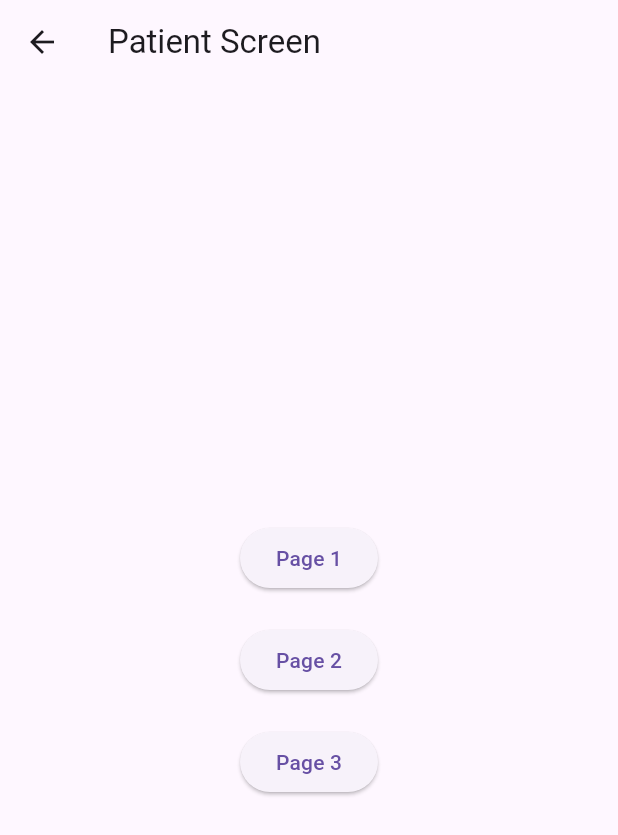
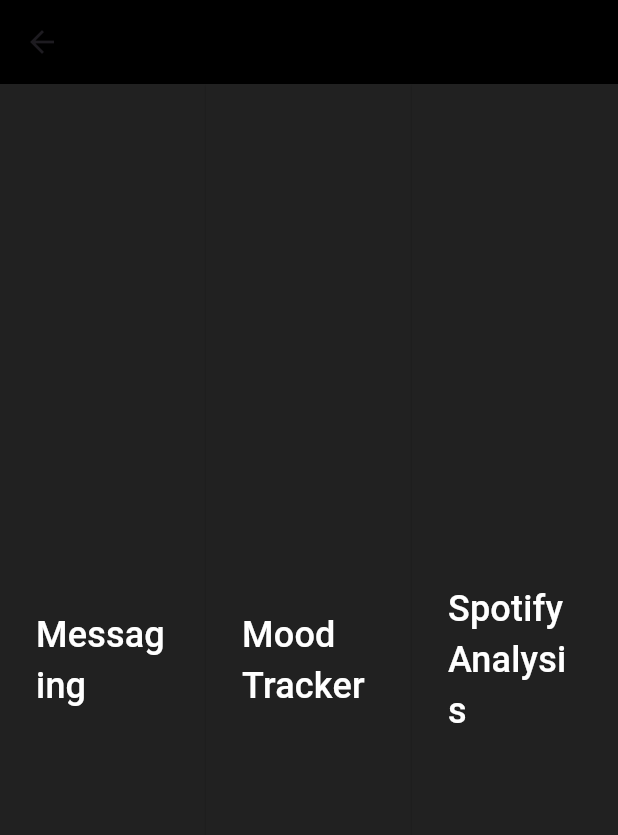
Before and after one commit to muktachanda/moodsync, a Flutter app: the screen it shows after launch, after a tap on "Patient", on a phone screen of 412 x 824 dp. Shown: the top 835 px of the screen. Run offline on Flutter 3.47's test engine with Material 3 defaults, Android fonts, the phone set to English and light mode, and no system bars; our stand-ins replace fl_chart, flutter_bloc, pie_chart.

Commit message:
changed button ui

```diff
--- a/lib/homepage.dart
+++ b/lib/homepage.dart
@@ -1,3 +1,54 @@
+// import 'package:flutter/material.dart';
+//
+// class HomePage extends StatelessWidget {
+//   @override
+//   Widget build(BuildContext context) {
+//     return Scaffold(
+//       appBar: AppBar(
+//         title: Text('Choose User Type'),
+//       ),
+//       body: Container(
+//         padding: EdgeInsets.all(20.0),
+//         child: Column(
+//           mainAxisAlignment: MainAxisAlignment.center,
+//           crossAxisAlignment: CrossAxisAlignment.stretch,
+//           children: <Widget>[
+//             Expanded(
+//               child: ElevatedButton(
+//                 onPressed: () {
+//                   Navigator.pushNamed(context, '/therapist_dashboard');
+//                 },
+//                 style: ElevatedButton.styleFrom(
+//                   padding: EdgeInsets.symmetric(vertical: 40.0),
+//                 ),
+//                 child: const Text(
+//                   'Therapist',
+//                   style: TextStyle(fontSize: 20.0),
+//                 ),
+//               ),
+//             ),
+//             SizedBox(height: 20.0),
+//             Expanded(
+//               child: ElevatedButton(
+//                 onPressed: () {
+//                   Navigator.pushNamed(context, '/patient_screen');
+//                 },
+//                 style: ElevatedButton.styleFrom(
+//                   padding: EdgeInsets.symmetric(vertical: 40.0),
+//                 ),
+//                 child: Text(
+//                   'Patient',
+//                   style: TextStyle(fontSize: 20.0),
+//                 ),
+//               ),
+//             ),
+//           ],
+//         ),
+//       ),
+//     );
+//   }
+// }
+
 import 'package:flutter/material.dart';
 
 class HomePage extends StatelessWidget {
@@ -7,6 +58,7 @@
       appBar: AppBar(
         title: Text('Choose User Type'),
       ),
+      backgroundColor: Colors.black, // Set body background color to black
       body: Container(
         padding: EdgeInsets.all(20.0),
         child: Column(
@@ -14,31 +66,57 @@
           crossAxisAlignment: CrossAxisAlignment.stretch,
           children: <Widget>[
             Expanded(
+              child: SizedBox(
+                height: 1000, // Set the height of the button
                 child: ElevatedButton(
                   onPressed: () {
                     Navigator.pushNamed(context, '/therapist_dashboard');
                   },
-                style: ElevatedButton.styleFrom(
-                  padding: EdgeInsets.symmetric(vertical: 40.0),
-                ),
                   child: const Text(
                     'Therapist',
-                  style: TextStyle(fontSize: 20.0),
+                    style: TextStyle(fontSize: 24.0), // Set text size to 24
+                  ),
+                  style: ButtonStyle(
+                    shape: MaterialStateProperty.all<RoundedRectangleBorder>(
+                      RoundedRectangleBorder(
+                        borderRadius: BorderRadius.zero, // No border radius
+                      ),
+                    ),
+                    backgroundColor: MaterialStateProperty.all<Color>(
+                      Colors.grey[900]!, // Set button background color to dark grey
+                    ),
+                    foregroundColor: MaterialStateProperty.all<Color>(
+                      Colors.white, // Set button text color to white
+                    ),
+                  ),
                 ),
               ),
             ),
             SizedBox(height: 20.0),
             Expanded(
+              child: SizedBox(
+                height: 1000, // Set the height of the button
                 child: ElevatedButton(
                   onPressed: () {
                     Navigator.pushNamed(context, '/patient_screen');
                   },
-                style: ElevatedButton.styleFrom(
-                  padding: EdgeInsets.symmetric(vertical: 40.0),
-                ),
                   child: Text(
                     'Patient',
-                  style: TextStyle(fontSize: 20.0),
+                    style: TextStyle(fontSize: 24.0), // Set text size to 24
+                  ),
+                  style: ButtonStyle(
+                    shape: MaterialStateProperty.all<RoundedRectangleBorder>(
+                      RoundedRectangleBorder(
+                        borderRadius: BorderRadius.zero, // No border radius
+                      ),
+                    ),
+                    backgroundColor: MaterialStateProperty.all<Color>(
+                      Colors.grey[900]!, // Set button background color to dark grey
+                    ),
+                    foregroundColor: MaterialStateProperty.all<Color>(
+                      Colors.white, // Set button text color to white
+                    ),
+                  ),
                 ),
               ),
             ),
--- a/lib/patient/patient_screen.dart
+++ b/lib/patient/patient_screen.dart
@@ -1,42 +1,100 @@
 import 'package:flutter/material.dart';
 
 class PatientScreen extends StatelessWidget {
-  const PatientScreen({super.key});
-
   @override
   Widget build(BuildContext context) {
     return Scaffold(
       appBar: AppBar(
-        title: Text('Patient Screen'),
+        backgroundColor: Colors.black, // Set app bar background color to black
+        // title: Text('Patient Screen'),
       ),
-      body: Center(
-        child: Column(
-          mainAxisAlignment: MainAxisAlignment.center,
+      backgroundColor: Colors.black, // Set body background color to black
+      body: Row(
+        mainAxisAlignment: MainAxisAlignment.spaceEvenly,
         children: <Widget>[
-            ElevatedButton(
+          Expanded(
+            child: SizedBox(
+              height: 1000, // Set the height of the button
+              child: ElevatedButton(
                 onPressed: () {
                   Navigator.pushNamed(context, '/patient/chat');
-//                 Navigator.pushNamed(context, '/patient/page1');
                 },
-              child: Text('Page 1'),
+                child: Text(
+                  'Messaging',
+                  style: TextStyle(fontSize: 24), // Increase text size to 24
                 ),
-            SizedBox(height: 20),
-            ElevatedButton(
+                style: ButtonStyle(
+                  shape: MaterialStateProperty.all<RoundedRectangleBorder>(
+                    RoundedRectangleBorder(
+                      borderRadius: BorderRadius.zero, // No border radius
+                    ),
+                  ),
+                  backgroundColor: MaterialStateProperty.all<Color>(
+                    Colors.grey[900]!, // Set button background color to dark grey
+                  ),
+                  foregroundColor: MaterialStateProperty.all<Color>(
+                    Colors.white, // Set button text color to white
+                  ),
+                ),
+              ),
+            ),
+          ),
+          Expanded(
+            child: SizedBox(
+              height: 1000, // Set the height of the button
+              child: ElevatedButton(
                 onPressed: () {
                   Navigator.pushNamed(context, '/patient/moodtracker');
                 },
-              child: Text('Page 2'),
+                child: Text(
+                  'Mood Tracker',
+                  style: TextStyle(fontSize: 24), // Increase text size to 24
                 ),
-            SizedBox(height: 20),
-            ElevatedButton(
+                style: ButtonStyle(
+                  shape: MaterialStateProperty.all<RoundedRectangleBorder>(
+                    RoundedRectangleBorder(
+                      borderRadius: BorderRadius.zero, // No border radius
+                    ),
+                  ),
+                  backgroundColor: MaterialStateProperty.all<Color>(
+                    Colors.grey[900]!, // Set button background color to dark grey
+                  ),
+                  foregroundColor: MaterialStateProperty.all<Color>(
+                    Colors.white, // Set button text color to white
+                  ),
+                ),
+              ),
+            ),
+          ),
+          Expanded(
+            child: SizedBox(
+              height: 1000, // Set the height of the button
+              child: ElevatedButton(
                 onPressed: () {
                   Navigator.pushNamed(context, '/patient/page3');
                 },
-              child: Text('Page 3'),
+                child: Text(
+                  'Spotify Analysis',
+                  style: TextStyle(fontSize: 24), // Increase text size to 24
+                ),
+                style: ButtonStyle(
+                  shape: MaterialStateProperty.all<RoundedRectangleBorder>(
+                    RoundedRectangleBorder(
+                      borderRadius: BorderRadius.zero, // No border radius
+                    ),
+                  ),
+                  backgroundColor: MaterialStateProperty.all<Color>(
+                    Colors.grey[900]!, // Set button background color to dark grey
+                  ),
+                  foregroundColor: MaterialStateProperty.all<Color>(
+                    Colors.white, // Set button text color to white
+                  ),
+                ),
+              ),
+            ),
           ),
         ],
       ),
-      )
     );
   }
 }
```
Also changed, not shown: pubspec.lock. Lines whose indentation alone changed are shown as unchanged.
